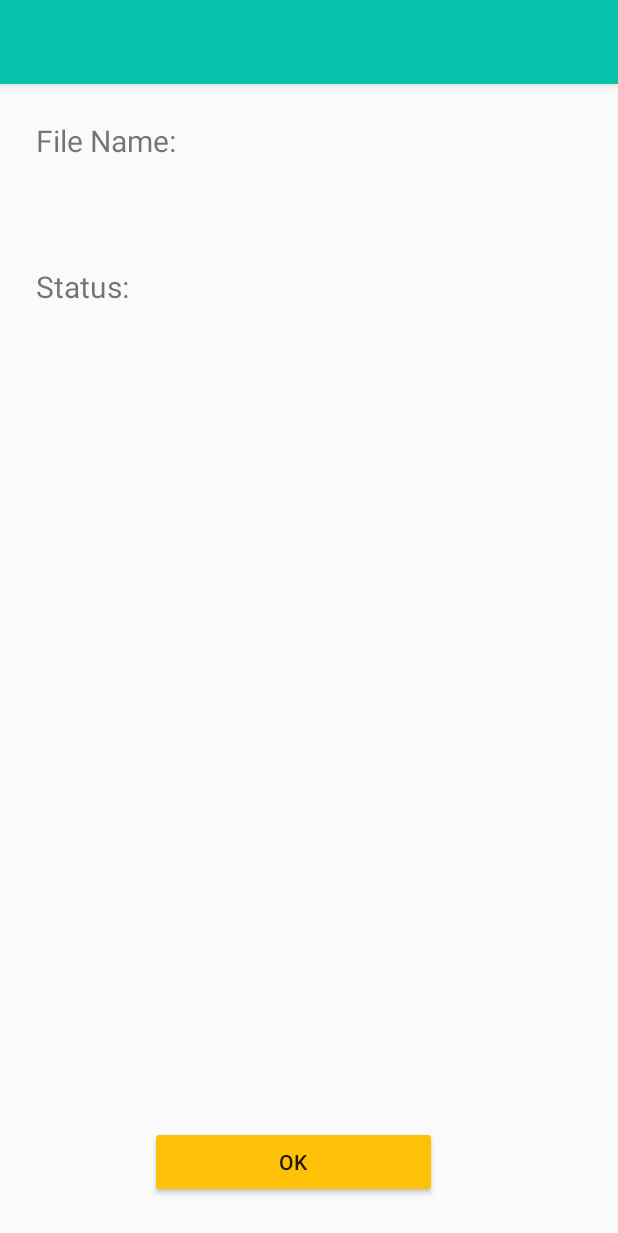
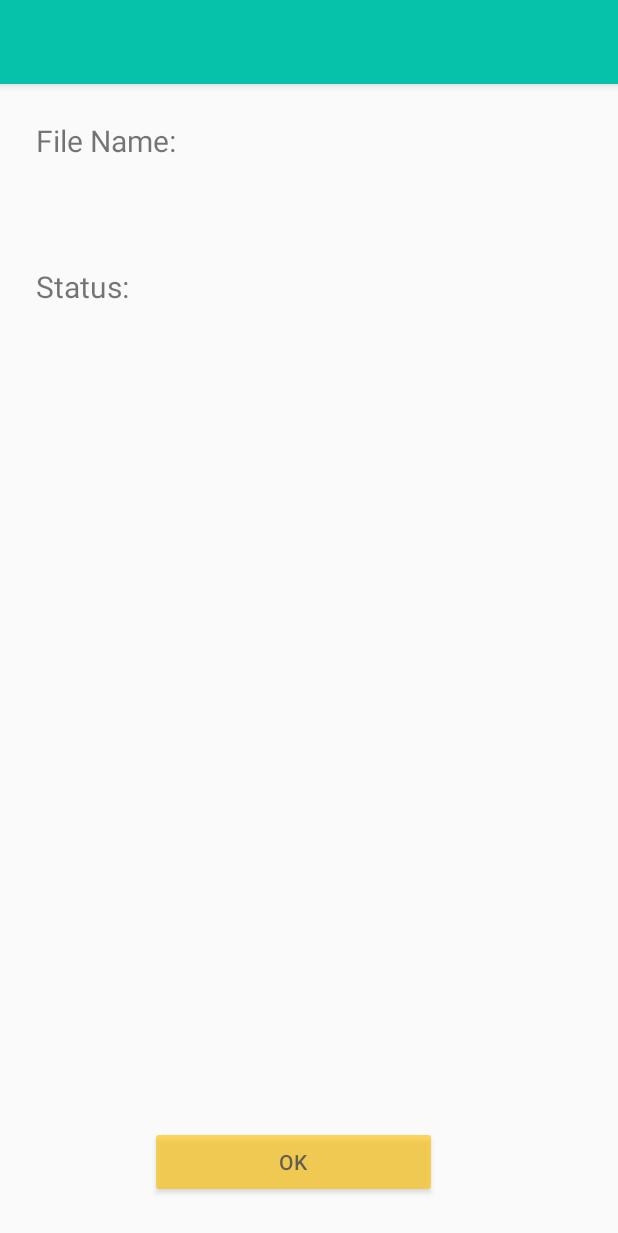
Before and after one commit to GeorgeRamses/LoadApp-Project3, an Android app: the DetailActivity screen opened directly, with no data from a screen before it, on a phone screen of 412 x 824 dp. Shown: the top 1233 px of the screen. Run offline under Robolectric (Android 15) with nearby library versions, the phone set to English and light mode, and no system bars.

Commit message:
project3

```diff
--- a/app/src/main/java/com/udacity/DetailActivity.kt
+++ b/app/src/main/java/com/udacity/DetailActivity.kt
@@ -1,11 +1,14 @@
 package com.udacity
 
+import android.animation.ObjectAnimator
 import android.graphics.Color
 import android.os.Bundle
+import android.os.CountDownTimer
 import android.widget.Button
 import android.widget.TextView
 import androidx.activity.OnBackPressedCallback
 import androidx.appcompat.app.AppCompatActivity
+import androidx.constraintlayout.motion.widget.MotionLayout
 import kotlinx.android.synthetic.main.activity_detail.*
 
 class DetailActivity : AppCompatActivity() {
@@ -13,12 +16,25 @@ class DetailActivity : AppCompatActivity() {
     lateinit var fileNameTV: TextView
     lateinit var statusTV: TextView
     lateinit var okButton: Button
+    lateinit var motionLayout: MotionLayout
     override fun onCreate(savedInstanceState: Bundle?) {
         super.onCreate(savedInstanceState)
         setContentView(R.layout.activity_detail)
         fileNameTV = findViewById(R.id.file_name_tv)
+        motionLayout = findViewById(R.id.motion_layout)
         statusTV = findViewById(R.id.status_tv)
         okButton = findViewById(R.id.btn_ok)
+fadeButton()
+        object : CountDownTimer(3000, 100) {
+            override fun onTick(time: Long) {
+                motionLayout.progress += 0.1f
+            }
+
+            override fun onFinish() {
+
+            }
+
+        }.start()
 
         fileNameTV.text = intent.getStringExtra("fileName")
         val status = intent.getStringExtra("status")
@@ -32,4 +48,13 @@ class DetailActivity : AppCompatActivity() {
 
     }
 
+    private fun fadeButton(){
+        val animator=ObjectAnimator.ofFloat(okButton,"alpha",1f,0.5f)
+        animator.reverse()
+        animator.repeatCount=10
+        animator.duration=1000
+        animator.start()
+    }
+
+
 }
--- a/app/src/main/java/com/udacity/LoadingButton.kt
+++ b/app/src/main/java/com/udacity/LoadingButton.kt
@@ -8,12 +8,12 @@ import android.util.AttributeSet
 import android.view.MotionEvent
 import android.view.View
 import android.view.animation.LinearInterpolator
-import androidx.core.content.withStyledAttributes
 import kotlinx.android.synthetic.main.content_main.view.*
 import kotlin.math.cos
 import kotlin.math.sin
 import kotlin.properties.Delegates
 import androidx.core.content.withStyledAttributes as withStyledAttributes1
+import androidx.core.content.withStyledAttributes as withStyledAttributes2
 
 class LoadingButton @JvmOverloads constructor(
     context: Context, attrs: AttributeSet? = null, defStyleAttr: Int = 0
@@ -38,7 +38,7 @@ class LoadingButton @JvmOverloads constructor(
 
     init {
         isClickable = true
-        context.withStyledAttributes(attrs, R.styleable.LoadingButton) {
+        context.withStyledAttributes2(attrs, R.styleable.LoadingButton) {
             background_Color = getColor(R.styleable.LoadingButton_backgroundColor, 0)
             text_Color = getColor(R.styleable.LoadingButton_textColor, 0)
         }
--- a/app/src/main/res/layout/content_detail.xml
+++ b/app/src/main/res/layout/content_detail.xml
@@ -1,13 +1,14 @@
 <?xml version="1.0" encoding="utf-8"?>
-<androidx.constraintlayout.widget.ConstraintLayout
+<androidx.constraintlayout.motion.widget.MotionLayout
         xmlns:android="http://schemas.android.com/apk/res/android"
         xmlns:app="http://schemas.android.com/apk/res-auto"
         xmlns:tools="http://schemas.android.com/tools"
         android:layout_width="match_parent"
         android:layout_height="match_parent"
+        android:id="@+id/motion_layout"
         app:layout_behavior="@string/appbar_scrolling_view_behavior"
         tools:context=".DetailActivity"
-        tools:showIn="@layout/activity_detail">
+        tools:showIn="@layout/activity_detail" app:layoutDescription="@xml/content_detail_scene">
 
     <TextView
             android:text="@string/file_name_lbl"
@@ -26,11 +27,10 @@
             android:text="@string/textview"
             android:layout_width="0dp"
             android:layout_height="wrap_content" android:id="@+id/file_name_tv"
-            app:layout_constraintEnd_toEndOf="parent"
             app:layout_constraintStart_toEndOf="@+id/textView" app:layout_constraintTop_toTopOf="@+id/textView"
             android:textColor="@color/colorPrimaryDark" android:textSize="20sp"
             app:layout_constraintBottom_toBottomOf="@+id/textView" android:layout_marginStart="16dp"
-            android:layout_marginEnd="16dp"/>
+    />
     <TextView
             android:text="@string/textview"
             android:layout_width="0dp"
@@ -47,4 +47,4 @@
             android:layout_marginBottom="25dp" android:layout_marginEnd="172dp"
             app:layout_constraintEnd_toEndOf="parent" app:layout_constraintStart_toStartOf="parent"
             android:layout_marginStart="151dp" android:backgroundTint="#FFC107"/>
-</androidx.constraintlayout.widget.ConstraintLayout>
+</androidx.constraintlayout.motion.widget.MotionLayout>
--- /dev/null
+++ b/app/src/main/res/xml/content_detail_scene.xml
@@ -0,0 +1,36 @@
+<?xml version="1.0" encoding="utf-8"?>
+<MotionScene
+    xmlns:android="http://schemas.android.com/apk/res/android"
+    xmlns:motion="http://schemas.android.com/apk/res-auto">
+
+    <Transition
+        motion:constraintSetEnd="@+id/end"
+        motion:constraintSetStart="@id/start"
+        motion:duration="1000">
+       <KeyFrameSet>
+       </KeyFrameSet>
+    </Transition>
+
+    <ConstraintSet android:id="@+id/start">
+        <Constraint android:id="@+id/file_name_tv"
+                    motion:layout_constraintStart_toEndOf="@+id/textView" android:layout_width="1dp"
+                    android:layout_height="wrap_content"
+                    android:layout_marginStart="16dp"
+                    motion:layout_constraintTop_toTopOf="@+id/textView"
+                    motion:layout_constraintEnd_toEndOf="parent"
+                    motion:layout_constraintBottom_toBottomOf="@+id/textView"/>
+        <Constraint android:id="@+id/status_tv" motion:layout_constraintEnd_toEndOf="@+id/file_name_tv"
+                    android:layout_width="0dp" android:layout_height="wrap_content"
+                    motion:layout_constraintBottom_toBottomOf="@+id/textView2"
+                    motion:layout_constraintTop_toTopOf="@+id/textView2"
+                    motion:layout_constraintStart_toStartOf="@+id/file_name_tv"/>
+    </ConstraintSet>
+
+    <ConstraintSet android:id="@+id/end">
+        <Constraint motion:layout_constraintStart_toEndOf="@+id/textView" android:layout_width="0dp"
+                    android:layout_height="wrap_content" motion:layout_constraintBottom_toBottomOf="@+id/textView"
+                    android:layout_marginStart="16dp" motion:layout_constraintTop_toTopOf="@+id/textView"
+                    android:id="@+id/file_name_tv" motion:layout_constraintEnd_toEndOf="parent"
+                    android:layout_marginEnd="16dp"/>
+    </ConstraintSet>
+</MotionScene>
```
